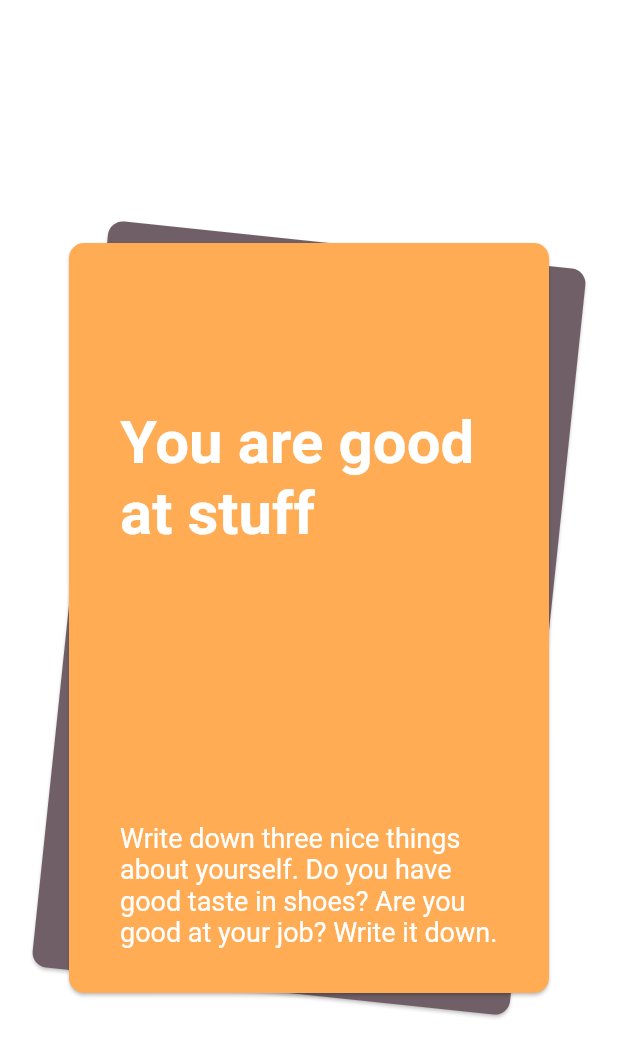
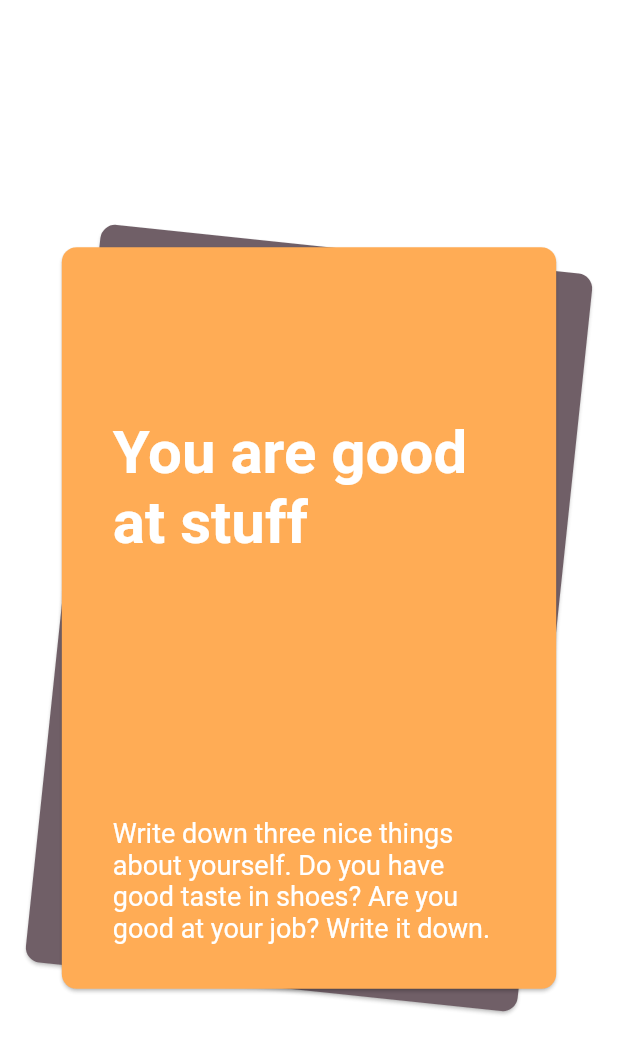
Before and after one commit to mirkancal/friendly-cards, a Flutter app: the screen it shows after launch, on a phone screen of 412 x 824 dp. Shown: the top 1057 px of the screen. Run offline on Flutter 3.47's test engine with Material 2 defaults, Android fonts, the phone set to English and light mode, and no system bars; our stand-ins replace bloc, device_preview, dio, flutter_bloc, nil, responsive_builder; missing offline and left inert: loading_animations; generated files the repository leaves out were written again.

Commit message:
- Size fixes

```diff
--- a/lib/color_constants.dart
+++ b/lib/color_constants.dart
@@ -1,11 +1,11 @@
 import 'dart:ui';
 
 final List<Color> colors = [
-  Color(0xFF93DA8A),
-  Color(0xFF90D5D0),
-  Color(0xFF26A988),
-  Color(0xFF89AAEA),
-  Color(0xFFFFAC55),
-  Color(0xFFFF9465),
-  Color(0xFFFFAFAF),
+  const Color(0xFF93DA8A),
+  const Color(0xFF90D5D0),
+  const Color(0xFF26A988),
+  const Color(0xFF89AAEA),
+  const Color(0xFFFFAC55),
+  const Color(0xFFFF9465),
+  const Color(0xFFFFAFAF),
 ];
--- a/lib/counter/widget/friendly_card_widget.dart
+++ b/lib/counter/widget/friendly_card_widget.dart
@@ -36,6 +36,11 @@ class CardShape extends StatelessWidget {
 
   @override
   Widget build(BuildContext context) {
+    print(''
+        '*********************************\n'
+        'Height: ${context.height}, Width: ${context.width}\n'
+        '*********************************');
+
     return LayoutBuilder(
       builder: (context, constraints) {
         return Card(
@@ -43,10 +48,12 @@ class CardShape extends StatelessWidget {
           shape:
               RoundedRectangleBorder(borderRadius: BorderRadius.circular(10)),
           child: Container(
-            height: context.height * 0.65 >= 500 ? 500 : context.height * 0.65,
+            height: context.height * 0.60 >= 500 ? 450 : context.height * 0.60,
             width: getValueForScreenType<double>(
               context: context,
-              mobile: constraints.maxWidth <= 320 ? 260 : 320,
+              mobile: constraints.maxWidth * 0.85 >= 400
+                  ? 320
+                  : constraints.maxWidth * 0.80,
               tablet: 375,
               desktop: 375,
             ),
@@ -88,8 +95,8 @@ class CardContent extends StatelessWidget {
                 fontWeight: FontWeight.bold),
             textAlign: TextAlign.left,
           ),
-          SizedBox(height: context.height * 0.1),
-          Container(
+          SizedBox(height: context.height * 0.08),
+          Flexible(
             child: Text(
               careCard.body!.trim(),
               style: TextStyle(
```
